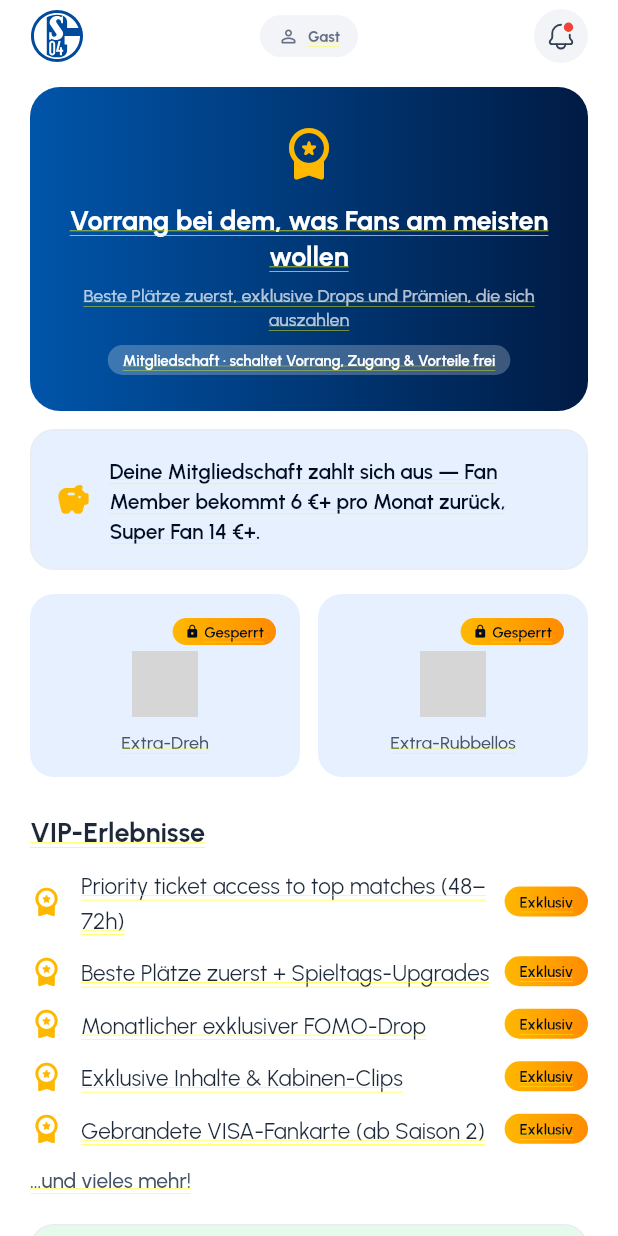
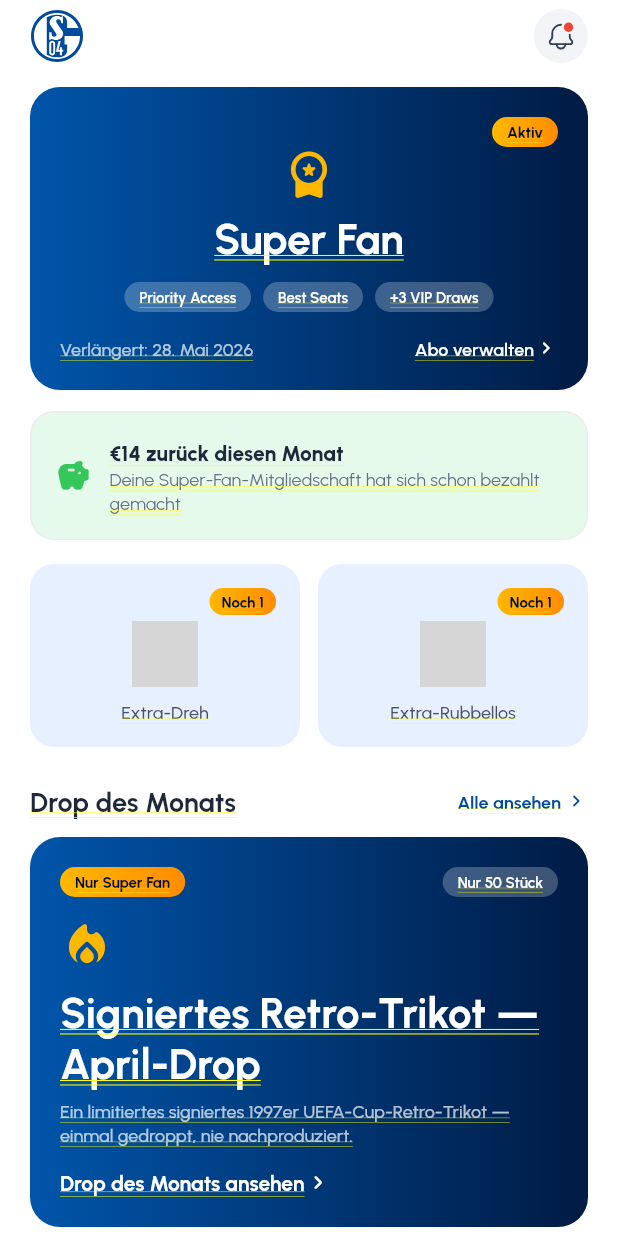
Before and after one commit to COREVIONLABS/EMBAapp-native, a Flutter app: the MainShell screen opened directly, after a tap on "Mitgliedschaft", on a phone screen of 412 x 824 dp. Run offline on Flutter 3.47's test engine with Material 3 defaults, Android fonts, the phone set to English and light mode, and no system bars; our stand-ins replace flutter_svg; grey boxes are pictures that could not be loaded.

Commit message:
Rebuild #3: move demo toggles (matchday / member) out of headers into Profile > Demo [skip ci]
- Added global matchdayNotifier + memberPreviewNotifier; Home fixture and Fan+
  member/guest state now read them
- Removed the matchday pill from the Home header and the Guest/Member pill from
  the Fan+ header (shipping UI is clean)
- New 'Demo / Preview' group in Profile with two switches to demo both states
- German translations added; flutter analyze clean

Co-Authored-By: Claude Opus 4.8 <noreply@anthropic.com>
Claude-Session: https://claude.ai/code/session_0138H2TPm9wvb2D54WvCY8tL

```diff
--- a/lib/l10n/strings.dart
+++ b/lib/l10n/strings.dart
@@ -1074,6 +1074,10 @@ const Map<String, String> _de = {
   'Saving': 'Sparen',
   'Fan+ World': 'Fan+ World',
   'Current balance': 'Aktueller Punktestand',
+  // ── Demo/Vorschau-Schalter (Profil) ──
+  'Demo / Preview': 'Demo / Vorschau',
+  'Matchday state': 'Spieltag-Zustand',
+  'Fan+ member (preview)': 'Fan+ Mitglied (Vorschau)',
   // ── Wallet „Meine Sachen" ──
   'My Wallet': 'Meine Sachen',
   'Everything you hold': 'Alles, was du hast',
--- a/lib/model/fan_model.dart
+++ b/lib/model/fan_model.dart
@@ -70,6 +70,11 @@ class FanModel {
 /// listen to it so the choice is reflected instantly across the app.
 final ValueNotifier<String> tierNotifier = ValueNotifier<String>(FanModel.membershipTier);
 
+/// Demo/preview switches (moved out of the app headers into Profile → Demo).
+/// Let a presenter show both states without a control living in the shipping UI.
+final ValueNotifier<bool> matchdayNotifier = ValueNotifier<bool>(true);
+final ValueNotifier<bool> memberPreviewNotifier = ValueNotifier<bool>(true);
+
 class FanProduct {
   final String name;
   final double price;
--- a/lib/screens/fanplus_screen.dart
+++ b/lib/screens/fanplus_screen.dart
@@ -22,7 +22,12 @@ class FanPlusScreen extends StatefulWidget {
 }
 
 class _FanPlusScreenState extends State<FanPlusScreen> {
-  late bool _member = widget.subscribed;
+  @override
+  void initState() {
+    super.initState();
+    // Becoming a member (via the upgrade flow) flips the preview to the lounge.
+    if (widget.subscribed) memberPreviewNotifier.value = true;
+  }
 
   void _push(BuildContext context, Widget s) => Navigator.of(context).push(MaterialPageRoute(builder: (_) => s));
 
@@ -41,26 +46,16 @@ class _FanPlusScreenState extends State<FanPlusScreen> {
   ];
 
   @override
-  Widget build(BuildContext context) => _member ? _lounge(context) : _pitch(context);
+  Widget build(BuildContext context) => ValueListenableBuilder<bool>(
+        valueListenable: memberPreviewNotifier,
+        builder: (context, member, __) => member ? _lounge(context) : _pitch(context),
+      );
 
-  // Shared header with a Guest ↔ Member preview toggle.
   Widget _header() {
     return Padding(
       padding: const EdgeInsets.symmetric(horizontal: 20),
       child: Row(mainAxisAlignment: MainAxisAlignment.spaceBetween, children: [
         const Svg('logo_s04', size: 36),
-        GestureDetector(
-          onTap: () => setState(() => _member = !_member),
-          child: Container(
-            padding: const EdgeInsets.symmetric(horizontal: 12, vertical: 7),
-            decoration: BoxDecoration(color: _member ? AppColors.brandLightest : AppColors.surfaceMinimal, borderRadius: BorderRadius.circular(AppRadii.pill)),
-            child: Row(mainAxisSize: MainAxisSize.min, children: [
-              Icon(_member ? Icons.workspace_premium_rounded : Icons.person_outline_rounded, size: 14, color: _member ? AppColors.brandPrimary : AppColors.textLight),
-              const SizedBox(width: 6),
-              Text(_member ? tr('Member') : tr('Guest'), style: AppText.caption1.copyWith(color: _member ? AppColors.brandPrimary : AppColors.textLight, fontWeight: FontWeight.w700)),
-            ]),
-          ),
-        ),
         Container(width: 36, height: 36, decoration: BoxDecoration(color: AppColors.surfaceMinimal, borderRadius: BorderRadius.circular(36)), child: const Center(child: Svg('bell_dot', size: 20))),
       ]),
     );
--- a/lib/screens/home_matchday.dart
+++ b/lib/screens/home_matchday.dart
@@ -37,7 +37,6 @@ class HomeMatchdayScreen extends StatefulWidget {
 }
 
 class _HomeMatchdayScreenState extends State<HomeMatchdayScreen> {
-  bool _matchday = true;
   bool _loading = true;
   bool _statusDismissed = false;
 
@@ -89,10 +88,12 @@ class _HomeMatchdayScreenState extends State<HomeMatchdayScreen> {
             ],
             const Padding(padding: EdgeInsets.symmetric(horizontal: 20), child: _StreakStrip()),
             const SizedBox(height: 20),
-            if (_matchday)
-              Padding(padding: const EdgeInsets.symmetric(horizontal: 20), child: _NextMatchCard(onTicket: () => _push(context, const TicketsScreen()), onPredict: () => _push(context, const PredictionsScreen())))
-            else
-              const _NonMatchdayCards(),
+            ValueListenableBuilder<bool>(
+              valueListenable: matchdayNotifier,
+              builder: (context, md, __) => md
+                  ? Padding(padding: const EdgeInsets.symmetric(horizontal: 20), child: _NextMatchCard(onTicket: () => _push(context, const TicketsScreen()), onPredict: () => _push(context, const PredictionsScreen())))
+                  : const _NonMatchdayCards(),
+            ),
             const SizedBox(height: 20),
             const _QuickActions(),
             const SizedBox(height: 20),
@@ -257,24 +258,6 @@ class _HomeMatchdayScreenState extends State<HomeMatchdayScreen> {
         mainAxisAlignment: MainAxisAlignment.spaceBetween,
         children: [
           const Svg('logo_s04', size: 36),
-          GestureDetector(
-            onTap: () => setState(() => _matchday = !_matchday),
-            child: Container(
-              padding: const EdgeInsets.symmetric(horizontal: 12, vertical: 7),
-              decoration: BoxDecoration(
-                color: _matchday ? AppColors.brandLightest : AppColors.surfaceMinimal,
-                borderRadius: BorderRadius.circular(AppRadii.pill),
-              ),
-              child: Row(mainAxisSize: MainAxisSize.min, children: [
-                Icon(_matchday ? Icons.sports_soccer_rounded : Icons.calendar_today_rounded,
-                    size: 14, color: _matchday ? AppColors.brandPrimary : AppColors.textLight),
-                const SizedBox(width: 6),
-                Text(_matchday ? tr('Matchday') : tr('Non-Matchday'),
-                    style: AppText.caption1.copyWith(
-                        color: _matchday ? AppColors.brandPrimary : AppColors.textLight, fontWeight: FontWeight.w700)),
-              ]),
-            ),
-          ),
           Builder(
             builder: (context) => Row(children: [
               GestureDetector(
--- a/lib/screens/profile_screen.dart
+++ b/lib/screens/profile_screen.dart
@@ -123,6 +123,11 @@ class ProfileScreen extends StatelessWidget {
           (Icons.description_outlined, 'Terms & Conditions', ''),
         ]),
         const SizedBox(height: 16),
+        _group(context, 'Demo / Preview', const [
+          (Icons.sports_soccer_rounded, 'Matchday state', 'matchdaytoggle'),
+          (Icons.workspace_premium_outlined, 'Fan+ member (preview)', 'membertoggle'),
+        ]),
+        const SizedBox(height: 16),
         const Padding(padding: EdgeInsets.symmetric(horizontal: 20), child: _LogoutTile()),
         const SizedBox(height: 20),
         Center(
@@ -216,8 +221,11 @@ class _MenuRowState extends State<_MenuRow> {
   Widget build(BuildContext context) {
     final isToggle = widget.value == 'toggle';
     final isDarkToggle = widget.value == 'darktoggle';
+    final isMatchdayToggle = widget.value == 'matchdaytoggle';
+    final isMemberToggle = widget.value == 'membertoggle';
+    final anyToggle = isToggle || isDarkToggle || isMatchdayToggle || isMemberToggle;
     return InkWell(
-      onTap: (isToggle || isDarkToggle)
+      onTap: anyToggle
           ? null
           : () {
               final s = _screenFor(widget.label);
@@ -243,6 +251,20 @@ class _MenuRowState extends State<_MenuRow> {
                 activeThumbColor: Colors.white,
                 activeTrackColor: AppColors.brandPrimary,
                 onChanged: (v) => setState(() => _bio = v),
+              )
+            else if (isMatchdayToggle)
+              Switch(
+                value: matchdayNotifier.value,
+                activeThumbColor: Colors.white,
+                activeTrackColor: AppColors.brandPrimary,
+                onChanged: (v) => setState(() => matchdayNotifier.value = v),
+              )
+            else if (isMemberToggle)
+              Switch(
+                value: memberPreviewNotifier.value,
+                activeThumbColor: Colors.white,
+                activeTrackColor: AppColors.brandPrimary,
+                onChanged: (v) => setState(() => memberPreviewNotifier.value = v),
               )
             else ...[
               if (widget.value.isNotEmpty)
```
